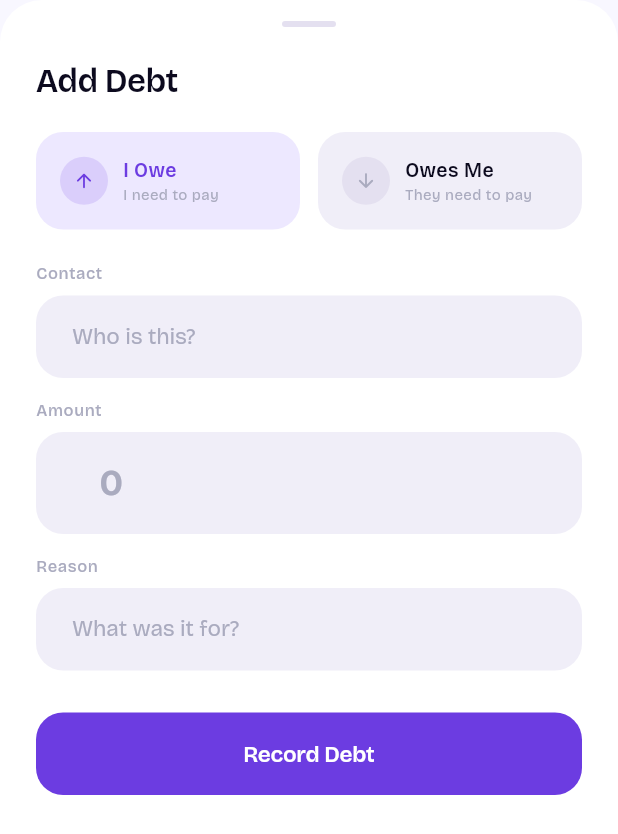
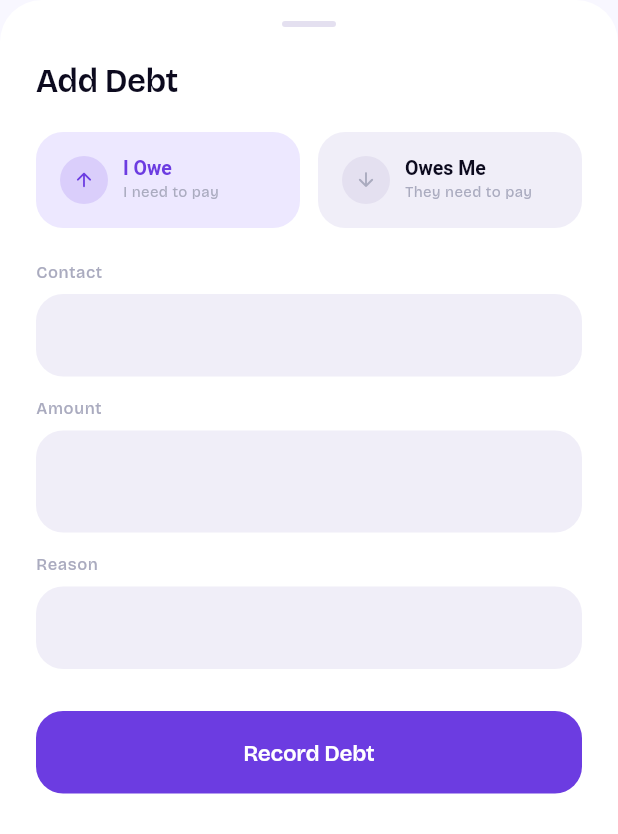
Before and after one commit to chefken/xledge, a Flutter app: the AddDebtSheet widget shown alone on an empty page, opened directly, on a phone screen of 412 x 824 dp. Shown: the top 834 px of the screen. Run offline on Flutter 3.47's test engine with Material 3 defaults, Android fonts, the phone set to English and light mode, and no system bars; our stand-ins replace fl_chart, google_fonts, hive, hive_flutter, local_auth, pdf and 2 more; accounts and stored records are empty.

Commit message:
debt pg v2

```diff
--- a/lib/screens/add_debt_sheet.dart
+++ b/lib/screens/add_debt_sheet.dart
@@ -105,14 +105,14 @@ class _AddDebtSheetState extends State<AddDebtSheet>
                 const SizedBox(height: 22),
                 _SheetField(
                   controller: _nameCtrl,
-                  hint: 'Who is this?',
+                  hint: '',
                   label: 'Contact',
                   capitalization: TextCapitalization.words,
                 ),
                 const SizedBox(height: 14),
                 _SheetField(
                   controller: _amountCtrl,
-                  hint: '0',
+                  hint: '',
                   label: 'Amount',
                   prefix: '₹  ',
                   keyboardType: const TextInputType.numberWithOptions(decimal: true),
@@ -121,7 +121,7 @@ class _AddDebtSheetState extends State<AddDebtSheet>
                 const SizedBox(height: 14),
                 _SheetField(
                   controller: _descCtrl,
-                  hint: 'What was it for?',
+                  hint: '',
                   label: 'Reason',
                   capitalization: TextCapitalization.sentences,
                 ),
@@ -194,14 +194,22 @@ class _TypeCard extends StatelessWidget {
   @override
   Widget build(BuildContext context) {
     final isDark = Theme.of(context).brightness == Brightness.dark;
+    const duration = Duration(milliseconds: 200);
+    final curve = Curves.easeInOutCubic;
 
+    // Fix: Match the exact depth of the OWES YOU background card
     final cardBg = active
-        ? (isDark ? VoidColors.primary.withOpacity(0.15) : VoidColors.primaryLight)
+        ? (isDark ? VoidColors.primary.withOpacity(0.12) : VoidColors.primaryLight)
         : (isDark ? VoidColors.darkCard : VoidColors.outlineVariant);
 
     final iconBg = active
         ? VoidColors.primary.withOpacity(0.15)
         : (isDark ? VoidColors.darkBorder : VoidColors.outline);
+
+    // Fix: Use the bright lavender shade so the text pops exactly like the "₹0"
+    final textColor = active
+        ? (isDark ? const Color(0xFFA78BFA) : VoidColors.primary)
+        : (isDark ? VoidColors.darkTextPrimary : VoidColors.textPrimary);
 
     return GestureDetector(
       onTap: () {
@@ -209,26 +217,34 @@ class _TypeCard extends StatelessWidget {
         onTap();
       },
       child: AnimatedContainer(
-        duration: const Duration(milliseconds: 220),
-        curve: Curves.easeOutCubic,
+        duration: duration,
+        curve: curve,
         padding: const EdgeInsets.all(16),
         decoration: BoxDecoration(
           color: cardBg,
           borderRadius: BorderRadius.circular(18),
-          // Stripped out the outer active border stroke completely for a clean flat design
         ),
         child: Row(
           children: [
-            Container(
+            AnimatedContainer(
+              duration: duration,
+              curve: curve,
               width: 32, height: 32,
               decoration: BoxDecoration(
                 color: iconBg,
                 shape: BoxShape.circle,
               ),
+              // Wrap with an explicit animated theme to smoothly blend icon pigments
+              child: AnimatedTheme(
+                data: ThemeData(
+                  iconTheme: IconThemeData(
+                    color: active ? VoidColors.primary : VoidColors.textHint,
+                  ),
+                ),
                 child: Icon(
                   icon,
                   size: 15,
-                color: active ? VoidColors.primary : VoidColors.textHint,
+                ),
               ),
             ),
             const SizedBox(width: 10),
@@ -236,14 +252,18 @@ class _TypeCard extends StatelessWidget {
               child: Column(
                 crossAxisAlignment: CrossAxisAlignment.start,
                 children: [
-                  Text(label,
+                  // Fix: Interpolates typography colors inside the animation timeline
+                  AnimatedDefaultTextStyle(
+                    duration: duration,
+                    curve: curve,
                     style: TextStyle(
                       fontSize: 13,
                       fontWeight: FontWeight.w600,
-                        color: active
-                            ? VoidColors.primary
-                            : (isDark ? VoidColors.darkTextPrimary : VoidColors.textPrimary),
-                      )),
+                      color: textColor,
+                    ),
+                    child: Text(label),
+                  ),
+                  const SizedBox(height: 2),
                   Text(sublabel,
                       style: TextStyle(
                         fontSize: 10,
```
Lines whose indentation alone changed are shown as unchanged.
